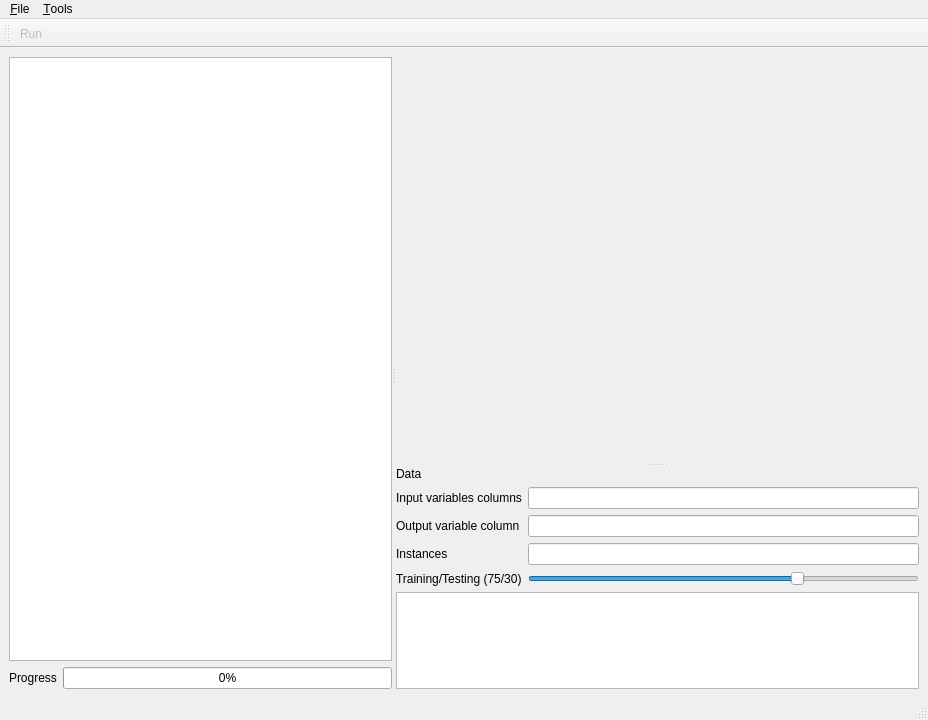
emigdioz/TreeGP, file mainwindow.ui: the form before one commit.
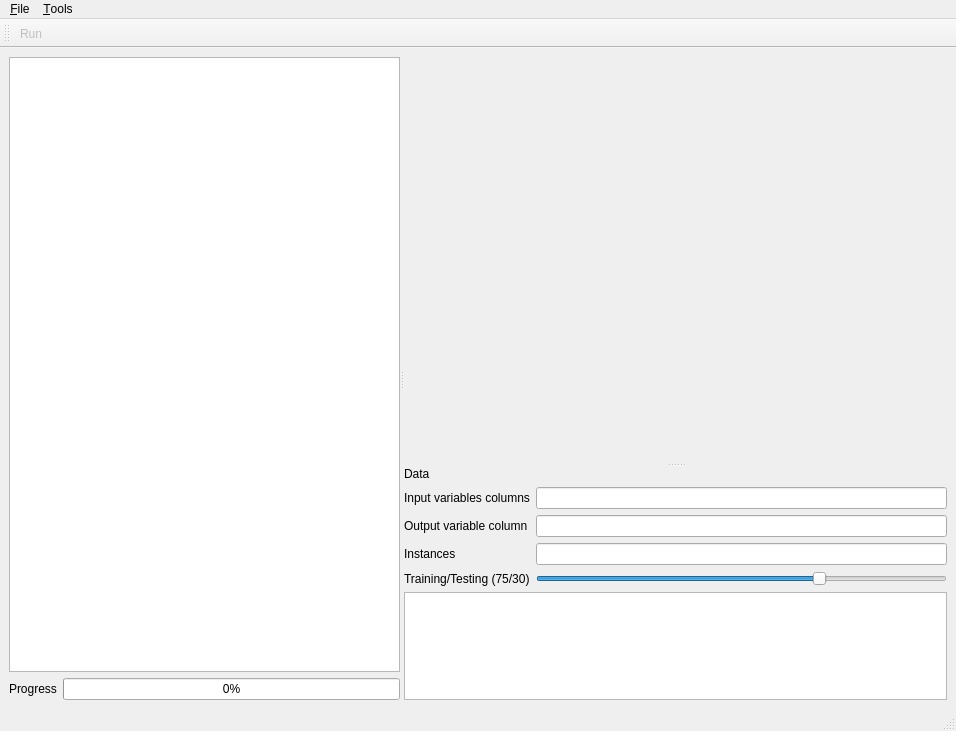
The form after the commit. Custom widgets are drawn as their Qt base class.

```diff
--- a/mainwindow.ui
+++ b/mainwindow.ui
@@ -6,15 +6,15 @@
    <rect>
     <x>0</x>
     <y>0</y>
-    <width>928</width>
-    <height>720</height>
+    <width>956</width>
+    <height>731</height>
    </rect>
   </property>
   <property name="windowTitle">
    <string>TreeGP</string>
   </property>
   <widget class="QWidget" name="centralwidget">
-   <layout class="QGridLayout" name="gridLayout_3">
+   <layout class="QGridLayout" name="gridLayout_4">
     <item row="0" column="0">
      <widget class="QSplitter" name="splitter_2">
       <property name="orientation">
@@ -49,19 +49,9 @@
        <property name="orientation">
         <enum>Qt::Vertical</enum>
        </property>
-       <widget class="QWidget" name="verticalLayoutWidget_3">
-        <layout class="QVBoxLayout" name="verticalLayout_3">
-         <item>
-          <widget class="QCustomPlot" name="outputPlot" native="true">
-           <property name="minimumSize">
-            <size>
-             <width>350</width>
-             <height>200</height>
-            </size>
-           </property>
-          </widget>
-         </item>
-         <item>
+       <widget class="QWidget" name="gridLayoutWidget">
+        <layout class="QGridLayout" name="gridLayout_3">
+         <item row="1" column="1">
           <widget class="QCustomPlot" name="sizePlot" native="true">
            <property name="minimumSize">
             <size>
@@ -71,6 +61,19 @@
            </property>
           </widget>
          </item>
+         <item row="0" column="1">
+          <widget class="QCustomPlot" name="outputPlot" native="true">
+           <property name="minimumSize">
+            <size>
+             <width>350</width>
+             <height>200</height>
+            </size>
+           </property>
+          </widget>
+         </item>
+         <item row="0" column="0">
+          <widget class="GraphWidget" name="treeGraph" native="true"/>
+         </item>
         </layout>
        </widget>
        <widget class="QWidget" name="verticalLayoutWidget">
@@ -154,8 +157,8 @@
     <rect>
      <x>0</x>
      <y>0</y>
-     <width>928</width>
-     <height>22</height>
+     <width>956</width>
+     <height>23</height>
     </rect>
    </property>
    <widget class="QMenu" name="menu_File">
@@ -231,6 +234,12 @@
    <header>qcustomplot.h</header>
    <container>1</container>
   </customwidget>
+  <customwidget>
+   <class>GraphWidget</class>
+   <extends>QWidget</extends>
+   <header>graphwidget.h</header>
+   <container>1</container>
+  </customwidget>
  </customwidgets>
  <resources/>
  <connections/>
```
